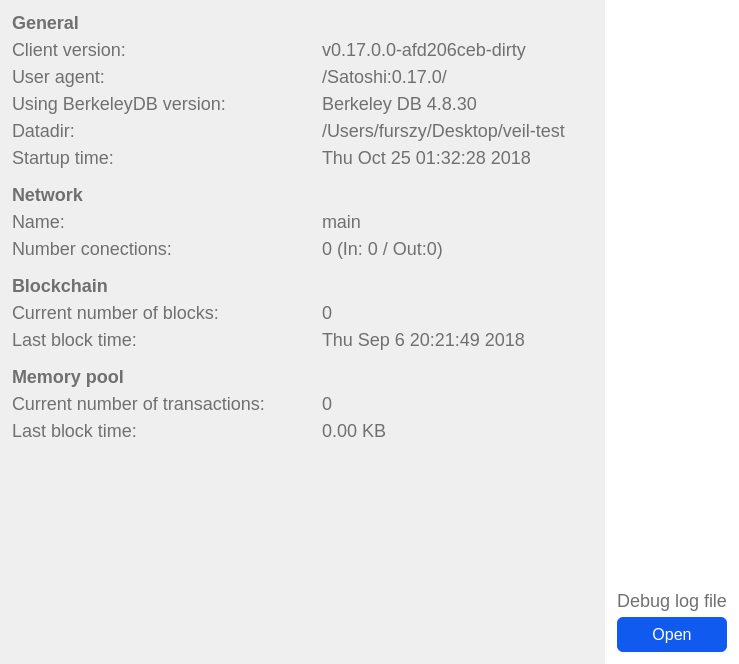
Above: src/qt/veil/forms/settingsadvanceinformation.ui from Veil-Project/veil before the change. Below: the same form after it.
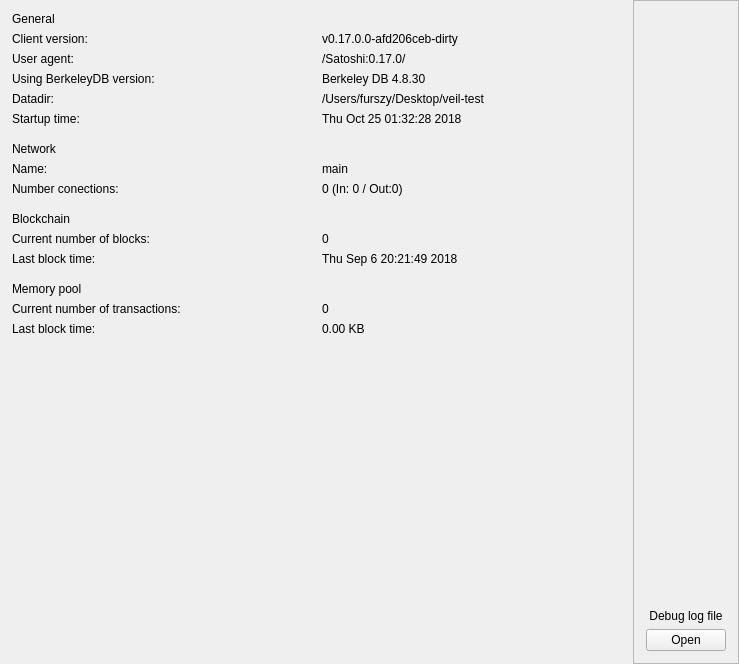
That is the form after the change.

```diff
--- a/src/qt/veil/forms/settingsadvanceinformation.ui
+++ b/src/qt/veil/forms/settingsadvanceinformation.ui
@@ -45,11 +45,6 @@
         </property>
         <item>
          <widget class="QLabel" name="label_1">
-          <property name="styleSheet">
-           <string notr="true">color:#707070;
-font-size:18px;
-font-weight:bold;</string>
-          </property>
           <property name="text">
            <string>General</string>
           </property>
@@ -74,11 +69,6 @@
               <height>16777215</height>
              </size>
             </property>
-            <property name="styleSheet">
-             <string notr="true">color:#707070;
-font-size:18px;
-font-weight:200;</string>
-            </property>
             <property name="text">
              <string>Client version:</string>
             </property>
@@ -86,10 +76,6 @@
           </item>
           <item>
            <widget class="QLabel" name="label_11">
-            <property name="styleSheet">
-             <string notr="true">color:#707070;
-font-size:18px;</string>
-            </property>
             <property name="text">
              <string>v0.17.0.0-afd206ceb-dirty</string>
             </property>
@@ -116,11 +102,6 @@
               <height>16777215</height>
              </size>
             </property>
-            <property name="styleSheet">
-             <string notr="true">color:#707070;
-font-size:18px;
-font-weight:200;</string>
-            </property>
             <property name="text">
              <string>User agent:</string>
             </property>
@@ -128,10 +109,6 @@
           </item>
           <item>
            <widget class="QLabel" name="label_13">
-            <property name="styleSheet">
-             <string notr="true">color:#707070;
-font-size:18px;</string>
-            </property>
             <property name="text">
              <string>/Satoshi:0.17.0/</string>
             </property>
@@ -158,11 +135,6 @@
               <height>16777215</height>
              </size>
             </property>
-            <property name="styleSheet">
-             <string notr="true">color:#707070;
-font-size:18px;
-font-weight:200;</string>
-            </property>
             <property name="text">
              <string>Using BerkeleyDB version: </string>
             </property>
@@ -170,10 +142,6 @@
           </item>
           <item>
            <widget class="QLabel" name="label_15">
-            <property name="styleSheet">
-             <string notr="true">color:#707070;
-font-size:18px;</string>
-            </property>
             <property name="text">
              <string>Berkeley DB 4.8.30</string>
             </property>
@@ -200,11 +168,6 @@
               <height>16777215</height>
              </size>
             </property>
-            <property name="styleSheet">
-             <string notr="true">color:#707070;
-font-size:18px;
-font-weight:200;</string>
-            </property>
             <property name="text">
              <string>Datadir: </string>
             </property>
@@ -212,10 +175,6 @@
           </item>
           <item>
            <widget class="QLabel" name="label_17">
-            <property name="styleSheet">
-             <string notr="true">color:#707070;
-font-size:18px;</string>
-            </property>
             <property name="text">
              <string>/Users/furszy/Desktop/veil-test</string>
             </property>
@@ -242,11 +201,6 @@
               <height>16777215</height>
              </size>
             </property>
-            <property name="styleSheet">
-             <string notr="true">color:#707070;
-font-size:18px;
-font-weight:200;</string>
-            </property>
             <property name="text">
              <string>Startup time:  </string>
             </property>
@@ -254,10 +208,6 @@
           </item>
           <item>
            <widget class="QLabel" name="label_19">
-            <property name="styleSheet">
-             <string notr="true">color:#707070;
-font-size:18px;</string>
-            </property>
             <property name="text">
              <string>Thu Oct 25 01:32:28 2018</string>
             </property>
@@ -283,11 +233,6 @@
         </item>
         <item>
          <widget class="QLabel" name="label_2">
-          <property name="styleSheet">
-           <string notr="true">color:#707070;
-font-size:18px;
-font-weight:bold;</string>
-          </property>
           <property name="text">
            <string>Network</string>
           </property>
@@ -312,11 +257,6 @@
               <height>16777215</height>
              </size>
             </property>
-            <property name="styleSheet">
-             <string notr="true">color:#707070;
-font-size:18px;
-font-weight:200;</string>
-            </property>
             <property name="text">
              <string>Name:</string>
             </property>
@@ -324,10 +264,6 @@
           </item>
           <item>
            <widget class="QLabel" name="label_22">
-            <property name="styleSheet">
-             <string notr="true">color:#707070;
-font-size:18px;</string>
-            </property>
             <property name="text">
              <string>main</string>
             </property>
@@ -354,11 +290,6 @@
               <height>16777215</height>
              </size>
             </property>
-            <property name="styleSheet">
-             <string notr="true">color:#707070;
-font-size:18px;
-font-weight:200;</string>
-            </property>
             <property name="text">
              <string>Number conections:</string>
             </property>
@@ -366,10 +297,6 @@
           </item>
           <item>
            <widget class="QLabel" name="label_24">
-            <property name="styleSheet">
-             <string notr="true">color:#707070;
-font-size:18px;</string>
-            </property>
             <property name="text">
              <string>0 (In: 0 / Out:0)</string>
             </property>
@@ -395,11 +322,6 @@
         </item>
         <item>
          <widget class="QLabel" name="label_3">
-          <property name="styleSheet">
-           <string notr="true">color:#707070;
-font-size:18px;
-font-weight:bold;</string>
-          </property>
           <property name="text">
            <string>Blockchain</string>
           </property>
@@ -424,11 +346,6 @@
               <height>16777215</height>
              </size>
             </property>
-            <property name="styleSheet">
-             <string notr="true">color:#707070;
-font-size:18px;
-font-weight:200;</string>
-            </property>
             <property name="text">
              <string>Current number of blocks:</string>
             </property>
@@ -436,10 +353,6 @@
           </item>
           <item>
            <widget class="QLabel" name="label_32">
-            <property name="styleSheet">
-             <string notr="true">color:#707070;
-font-size:18px;</string>
-            </property>
             <property name="text">
              <string>0</string>
             </property>
@@ -466,11 +379,6 @@
               <height>16777215</height>
              </size>
             </property>
-            <property name="styleSheet">
-             <string notr="true">color:#707070;
-font-size:18px;
-font-weight:200;</string>
-            </property>
             <property name="text">
              <string>Last block time: </string>
             </property>
@@ -478,10 +386,6 @@
           </item>
           <item>
            <widget class="QLabel" name="label_34">
-            <property name="styleSheet">
-             <string notr="true">color:#707070;
-font-size:18px;</string>
-            </property>
             <property name="text">
              <string>Thu Sep 6 20:21:49 2018</string>
             </property>
@@ -507,11 +411,6 @@
         </item>
         <item>
          <widget class="QLabel" name="label_4">
-          <property name="styleSheet">
-           <string notr="true">color:#707070;
-font-size:18px;
-font-weight:bold;</string>
-          </property>
           <property name="text">
            <string>Memory pool</string>
           </property>
@@ -536,11 +435,6 @@
               <height>16777215</height>
              </size>
             </property>
-            <property name="styleSheet">
-             <string notr="true">color:#707070;
-font-size:18px;
-font-weight:200;</string>
-            </property>
             <property name="text">
              <string>Current number of transactions:</string>
             </property>
@@ -548,10 +442,6 @@
           </item>
           <item>
            <widget class="QLabel" name="label_42">
-            <property name="styleSheet">
-             <string notr="true">color:#707070;
-font-size:18px;</string>
-            </property>
             <property name="text">
              <string>0</string>
             </property>
@@ -578,11 +468,6 @@
               <height>16777215</height>
              </size>
             </property>
-            <property name="styleSheet">
-             <string notr="true">color:#707070;
-font-size:18px;
-font-weight:200;</string>
-            </property>
             <property name="text">
              <string>Last block time: </string>
             </property>
@@ -590,10 +475,6 @@
           </item>
           <item>
            <widget class="QLabel" name="label_44">
-            <property name="styleSheet">
-             <string notr="true">color:#707070;
-font-size:18px;</string>
-            </property>
             <property name="text">
              <string>0.00 KB</string>
             </property>
@@ -638,10 +519,6 @@
          <height>16777215</height>
         </size>
        </property>
-       <property name="styleSheet">
-        <string notr="true">border:0;
-background:white;</string>
-       </property>
        <property name="frameShape">
         <enum>QFrame::StyledPanel</enum>
        </property>
@@ -676,11 +553,6 @@
         </item>
         <item alignment="Qt::AlignBottom">
          <widget class="QLabel" name="labelDebug">
-          <property name="styleSheet">
-           <string notr="true">color:#707070;
-font-size:18px;
-text-align:center;</string>
-          </property>
           <property name="text">
            <string>Debug log file</string>
           </property>
@@ -691,20 +563,6 @@
         </item>
         <item alignment="Qt::AlignBottom">
          <widget class="QPushButton" name="btnDebug">
-          <property name="styleSheet">
-           <string notr="true">#btnDebug {
-border-radius: 6px;
-color: #FFFFFF;
-font-size: 16px;
-background-color:#105aef;
-line-height:10px;
-padding:8 20 8 20;
-}
-
-#btnDebug:hover {
-background-color:#0e45b4;
-}</string>
-          </property>
           <property name="text">
            <string>Open</string>
           </property>
```
